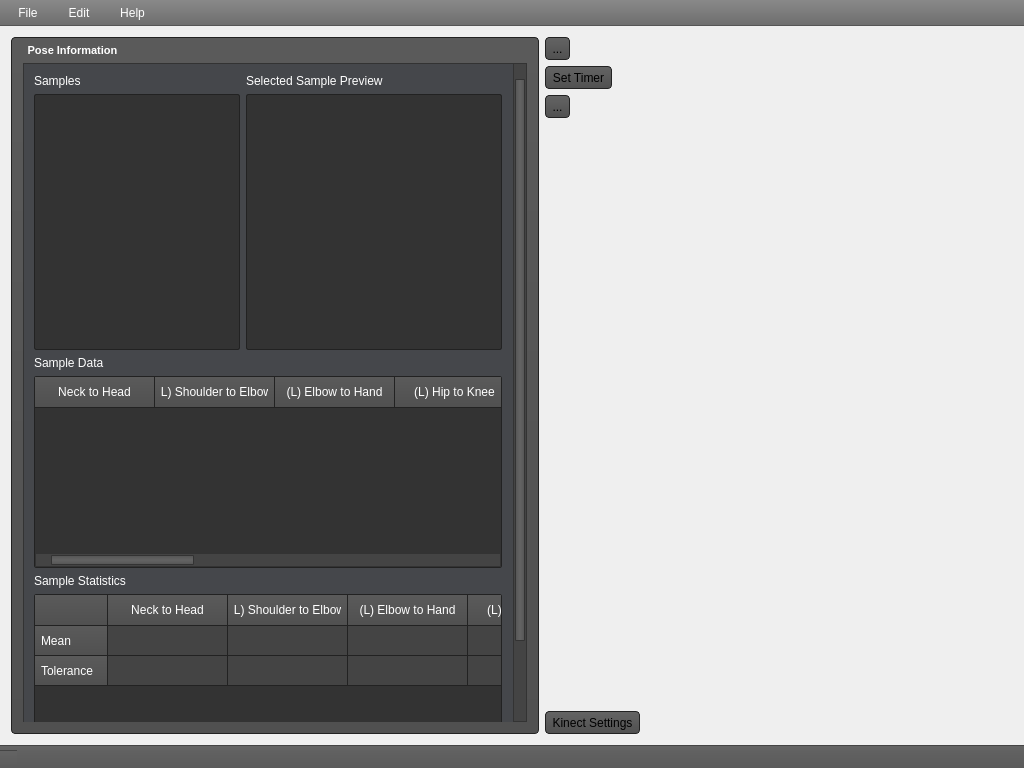
Qt form mainwindow.ui (freemancw/PoseDesigner) before a commit.
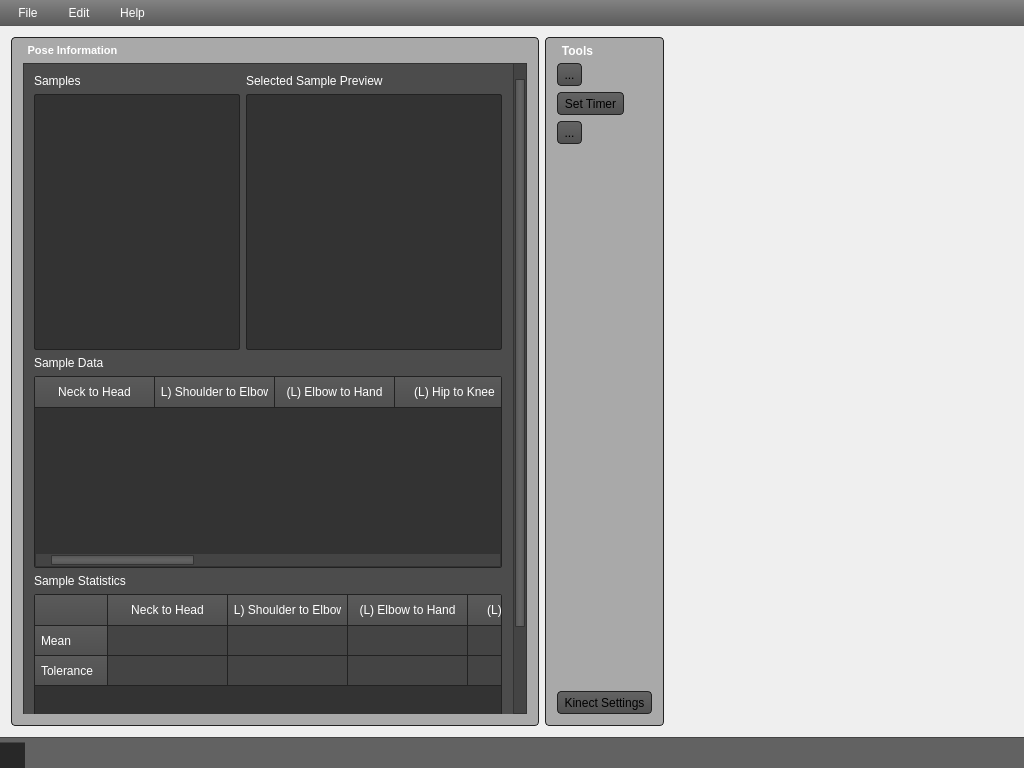
The same form after that commit. Icons and pictures are not drawn. Custom widgets are drawn as their Qt base class.

```diff
--- a/mainwindow.ui
+++ b/mainwindow.ui
@@ -84,7 +84,7 @@
 
 QHeaderView {
 	/*background: red;*/
-	background: #333;
+	background: transparent;
 	border: 0;
 }
 
@@ -103,7 +103,8 @@
 } 
 
 QGroupBox {
-	background: qlineargradient(spread:pad, x1:0, y1:1, x2:0, y2:0, stop:0 rgba(80, 80, 80, 255), stop:1 rgba(90, 90, 90, 255));
+	/*background: qlineargradient(spread:pad, x1:0, y1:1, x2:0, y2:0, stop:0 rgba(80, 80, 80, 200), stop:1 rgba(90, 90, 90, 200));*/
+	background: rgba(0, 0, 0, 75);
 	border: 1px solid #222;
     border-radius: 4px;
 	padding: 0;
@@ -208,7 +209,7 @@
 </string>
    </property>
    <layout class="QGridLayout" name="gridLayout_2">
-    <item row="0" column="0" rowspan="6">
+    <item row="0" column="0" rowspan="2">
      <widget class="QGroupBox" name="poseInfoBox">
       <property name="sizePolicy">
        <sizepolicy hsizetype="Minimum" vsizetype="Preferred">
@@ -244,6 +245,10 @@
          <property name="styleSheet">
           <string notr="true">#scrollArea QLabel {
 	color: #fff;
+}
+
+#scrollArea {
+	background: transparent;
 }</string>
          </property>
          <property name="frameShape">
@@ -260,7 +265,7 @@
            <rect>
             <x>0</x>
             <y>0</y>
-            <width>454</width>
+            <width>451</width>
             <height>729</height>
            </rect>
           </property>
@@ -275,10 +280,13 @@
 	
 	/*background: rgb(78, 83, 91);*/
 	/*background: rgb(50, 54, 60);*/
-	background-color: rgb(69, 71, 75);
+	/*background-color: rgb(69, 71, 75);*/
+	
+	background-color: rgba(62, 62, 62, 220);
 	/*background: qlineargradient(spread:pad, x1:0, y1:1, x2:0, y2:0, stop:0 rgba(70, 70, 70, 255), stop:1 rgba(80, 80, 80, 255));*/
     border: 1px solid #333;
 	border-right: 0;
+	/*background: rgba(50, 50, 50, 200);*/
 }
 </string>
           </property>
@@ -776,33 +784,7 @@
       </layout>
      </widget>
     </item>
-    <item row="0" column="1">
-     <widget class="QToolButton" name="buttonTakeSample">
-      <property name="toolTip">
-       <string>Add New Sample</string>
-      </property>
-      <property name="statusTip">
-       <string>Add New Sample</string>
-      </property>
-      <property name="styleSheet">
-       <string notr="true"/>
-      </property>
-      <property name="text">
-       <string>...</string>
-      </property>
-      <property name="icon">
-       <iconset resource="resources.qrc">
-        <normaloff>:/images/gui/icons/add.png</normaloff>:/images/gui/icons/add.png</iconset>
-      </property>
-      <property name="iconSize">
-       <size>
-        <width>64</width>
-        <height>64</height>
-       </size>
-      </property>
-     </widget>
-    </item>
-    <item row="0" column="2" rowspan="6">
+    <item row="0" column="2" rowspan="2">
      <widget class="GLWidget" name="kinectWidget" native="true">
       <property name="sizePolicy">
        <sizepolicy hsizetype="Expanding" vsizetype="Preferred">
@@ -822,7 +804,45 @@
       </property>
      </widget>
     </item>
-    <item row="1" column="1">
+    <item row="0" column="1" rowspan="2">
+     <widget class="QGroupBox" name="groupBox">
+      <property name="font">
+       <font>
+        <weight>75</weight>
+        <bold>true</bold>
+       </font>
+      </property>
+      <property name="title">
+       <string>Tools</string>
+      </property>
+      <layout class="QGridLayout" name="gridLayout_3">
+       <item row="0" column="0">
+        <widget class="QToolButton" name="buttonTakeSample">
+         <property name="toolTip">
+          <string>Add New Sample</string>
+         </property>
+         <property name="statusTip">
+          <string>Add New Sample</string>
+         </property>
+         <property name="styleSheet">
+          <string notr="true"/>
+         </property>
+         <property name="text">
+          <string>...</string>
+         </property>
+         <property name="icon">
+          <iconset resource="resources.qrc">
+           <normaloff>:/images/gui/icons/add.png</normaloff>:/images/gui/icons/add.png</iconset>
+         </property>
+         <property name="iconSize">
+          <size>
+           <width>64</width>
+           <height>64</height>
+          </size>
+         </property>
+        </widget>
+       </item>
+       <item row="1" column="0">
      <widget class="QToolButton" name="buttonTakeSampleTimer">
       <property name="toolTip">
        <string>Set Timer</string>
@@ -848,7 +868,7 @@
       </property>
      </widget>
     </item>
-    <item row="2" column="1">
+       <item row="2" column="0">
      <widget class="QToolButton" name="buttonRemoveSample">
       <property name="toolTip">
        <string>Remove Selected Sample</string>
@@ -874,33 +894,7 @@
       </property>
      </widget>
     </item>
-    <item row="4" column="1" rowspan="2">
-     <widget class="QToolButton" name="buttonKinectSettings">
-      <property name="toolTip">
-       <string>Adjust Kinect Settings</string>
-      </property>
-      <property name="statusTip">
-       <string>Adjust Kinect Settings</string>
-      </property>
-      <property name="styleSheet">
-       <string notr="true"/>
-      </property>
-      <property name="text">
-       <string>Kinect Settings</string>
-      </property>
-      <property name="icon">
-       <iconset resource="resources.qrc">
-        <normaloff>:/images/gui/icons/kinect.png</normaloff>:/images/gui/icons/kinect.png</iconset>
-      </property>
-      <property name="iconSize">
-       <size>
-        <width>64</width>
-        <height>64</height>
-       </size>
-      </property>
-     </widget>
-    </item>
-    <item row="3" column="1">
+       <item row="3" column="0">
      <spacer name="verticalSpacer">
       <property name="orientation">
        <enum>Qt::Vertical</enum>
@@ -913,6 +907,35 @@
       </property>
      </spacer>
     </item>
+       <item row="4" column="0">
+        <widget class="QToolButton" name="buttonKinectSettings">
+         <property name="toolTip">
+          <string>Adjust Kinect Settings</string>
+         </property>
+         <property name="statusTip">
+          <string>Adjust Kinect Settings</string>
+         </property>
+         <property name="styleSheet">
+          <string notr="true"/>
+         </property>
+         <property name="text">
+          <string>Kinect Settings</string>
+         </property>
+         <property name="icon">
+          <iconset resource="resources.qrc">
+           <normaloff>:/images/gui/icons/kinect.png</normaloff>:/images/gui/icons/kinect.png</iconset>
+         </property>
+         <property name="iconSize">
+          <size>
+           <width>64</width>
+           <height>64</height>
+          </size>
+         </property>
+        </widget>
+       </item>
+      </layout>
+     </widget>
+    </item>
    </layout>
   </widget>
   <widget class="QMenuBar" name="menuBar">
@@ -921,7 +944,7 @@
      <x>0</x>
      <y>0</y>
      <width>1024</width>
-     <height>26</height>
+     <height>28</height>
     </rect>
    </property>
    <property name="sizePolicy">
@@ -948,7 +971,7 @@
    </property>
    <property name="styleSheet">
     <string notr="true">QMenuBar {
-	background-color: qlineargradient(spread:pad, x1:0, y1:1, x2:0, y2:0, stop:0 rgba(109, 109, 109, 255), stop:1 rgba(137, 137, 137, 255));
+	background-color: qlineargradient(spread:pad, x1:0, y1:1, x2:0, y2:0, stop:0 rgba(90, 90, 90, 255), stop:1 rgba(130, 130, 130, 255));
 	border-bottom: 1px solid #555;
 }
 
@@ -960,7 +983,8 @@
 }
 
 QMenuBar::item::selected {
-	background-color: qlineargradient(spread:pad, x1:0, y1:1, x2:0, y2:0, stop:0 rgba(0, 107, 252, 255), stop:1 rgba(64, 143, 255, 255));
+	/*background-color: qlineargradient(spread:pad, x1:0, y1:1, x2:0, y2:0, stop:0 rgba(0, 107, 252, 255), stop:1 rgba(64, 143, 255, 255));*/
+	background-color: qlineargradient(spread:pad, x1:1, y1:1, x2:1, y2:0, stop:0 rgba(45, 62, 84, 255), stop:1 rgba(76, 97, 124, 255));
 	border: 1px solid #555;
 	border-radius: 4px;
 }
@@ -1243,9 +1267,11 @@
     <enum>Qt::RightToLeft</enum>
    </property>
    <property name="styleSheet">
-    <string notr="true">background-color: qlineargradient(spread:pad, x1:0, y1:1, x2:0, y2:0, stop:0 rgba(90, 90, 90, 255), stop:1 rgba(100, 100, 100, 255));
+    <string notr="true">/*background-color: qlineargradient(spread:pad, x1:0, y1:1, x2:0, y2:0, stop:0 rgba(80, 80, 80, 50), stop:1 rgba(100, 100, 100, 50));*/
+background-color: rgba(0, 0, 0, 150);
 color: #fff;
-border-top: 1px solid #444;</string>
+border-top: 1px solid #444;
+padding: 4px;</string>
    </property>
   </widget>
   <action name="actionOpen">
```
Left out of the diff: 16 changed lines with no effect on the pictures. Lines whose indentation alone changed are shown as unchanged.
